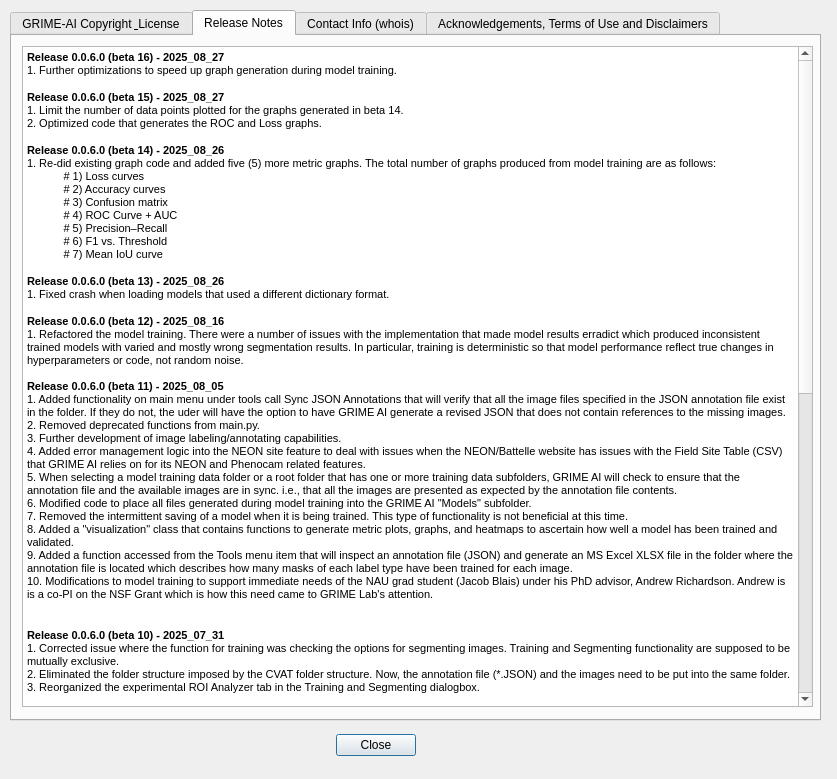
Qt form QDialog_ReleaseNotes.ui (JohnStranzl/GRIME-AI) before a commit.
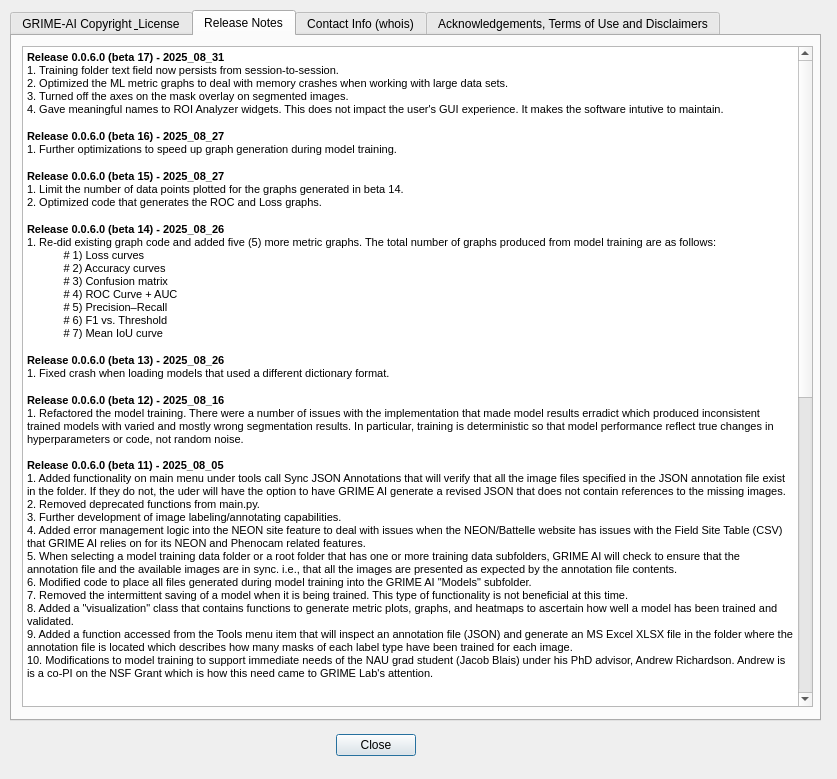
The same form after that commit.

Commit message:
In-preparation for Release Beta 17
See the Release Notes in the QDialog_ReleaseNotes.ui file.

```diff
--- a/QDialog_ReleaseNotes.ui
+++ b/QDialog_ReleaseNotes.ui
@@ -98,6 +98,11 @@
 li.unchecked::marker { content: &quot;\2610&quot;; }
 li.checked::marker { content: &quot;\2612&quot;; }
 &lt;/style&gt;&lt;/head&gt;&lt;body style=&quot; font-family:'Segoe UI'; font-size:9pt; font-weight:400; font-style:normal;&quot;&gt;
+&lt;p style=&quot; margin-top:0px; margin-bottom:0px; margin-left:0px; margin-right:0px; -qt-block-indent:0; text-indent:0px;&quot;&gt;&lt;span style=&quot; font-family:'MS Shell Dlg 2','sans-serif'; font-size:8.25pt; font-weight:600;&quot;&gt;Release 0.0.6.0 (beta 17) - 2025_08_31&lt;/span&gt;&lt;/p&gt;
+&lt;p style=&quot; margin-top:0px; margin-bottom:0px; margin-left:0px; margin-right:0px; -qt-block-indent:0; text-indent:0px;&quot;&gt;&lt;span style=&quot; font-family:'MS Shell Dlg 2'; font-size:8pt;&quot;&gt;1. Training folder text field now persists from session-to-session.&lt;/span&gt;&lt;/p&gt;
+&lt;p style=&quot; margin-top:0px; margin-bottom:0px; margin-left:0px; margin-right:0px; -qt-block-indent:0; text-indent:0px;&quot;&gt;&lt;span style=&quot; font-family:'MS Shell Dlg 2'; font-size:8pt;&quot;&gt;2. Optimized the ML metric graphs to deal with memory crashes when working with large data sets.&lt;/span&gt;&lt;/p&gt;
+&lt;p style=&quot; margin-top:0px; margin-bottom:0px; margin-left:0px; margin-right:0px; -qt-block-indent:0; text-indent:0px;&quot;&gt;&lt;span style=&quot; font-family:'MS Shell Dlg 2'; font-size:8pt;&quot;&gt;3. Turned off the axes on the mask overlay on segmented images.&lt;br /&gt;4. Gave meaningful names to ROI Analyzer widgets. This does not impact the user's GUI experience. It makes the software intutive to maintain.&lt;/span&gt;&lt;/p&gt;
+&lt;p style=&quot;-qt-paragraph-type:empty; margin-top:0px; margin-bottom:0px; margin-left:0px; margin-right:0px; -qt-block-indent:0; text-indent:0px;&quot;&gt;&lt;br /&gt;&lt;/p&gt;
 &lt;p style=&quot; margin-top:0px; margin-bottom:0px; margin-left:0px; margin-right:0px; -qt-block-indent:0; text-indent:0px;&quot;&gt;&lt;span style=&quot; font-family:'MS Shell Dlg 2','sans-serif'; font-size:8.25pt; font-weight:600;&quot;&gt;Release 0.0.6.0 (beta 16) - 2025_08_27&lt;/span&gt;&lt;/p&gt;
 &lt;p style=&quot; margin-top:0px; margin-bottom:0px; margin-left:0px; margin-right:0px; -qt-block-indent:0; text-indent:0px;&quot;&gt;&lt;span style=&quot; font-family:'MS Shell Dlg 2'; font-size:8pt;&quot;&gt;1. Further optimizations to speed up graph generation during model training.&lt;/span&gt;&lt;/p&gt;
 &lt;p style=&quot;-qt-paragraph-type:empty; margin-top:0px; margin-bottom:0px; margin-left:0px; margin-right:0px; -qt-block-indent:0; text-indent:0px;&quot;&gt;&lt;br /&gt;&lt;/p&gt;
```
The commit also changes 5 other files.
